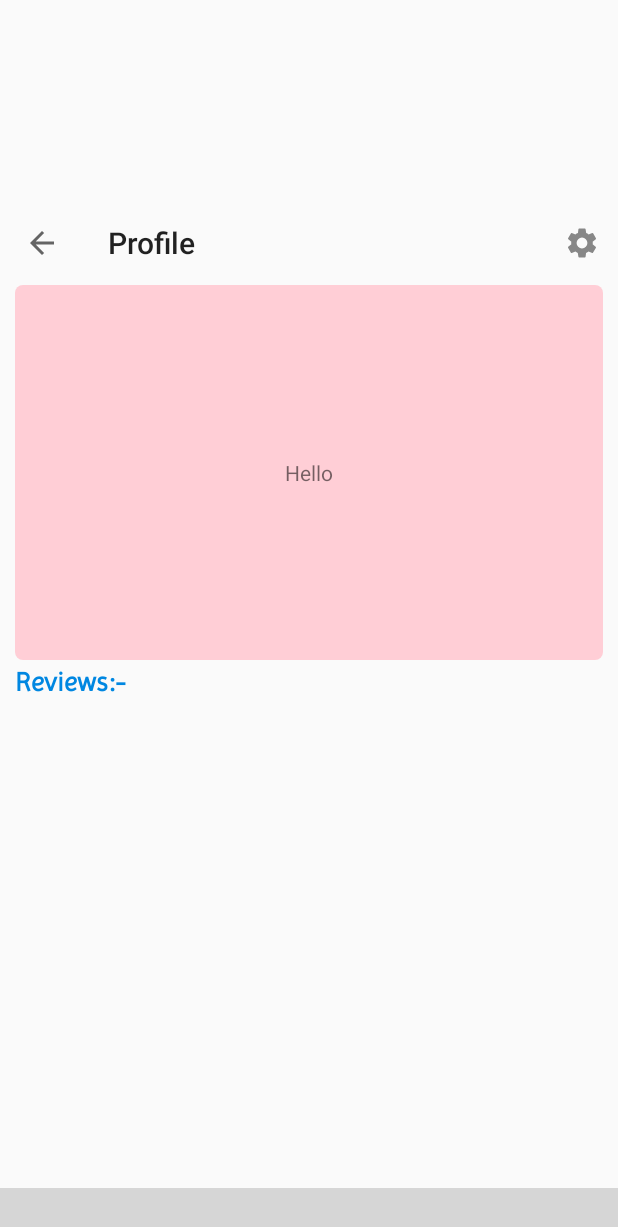
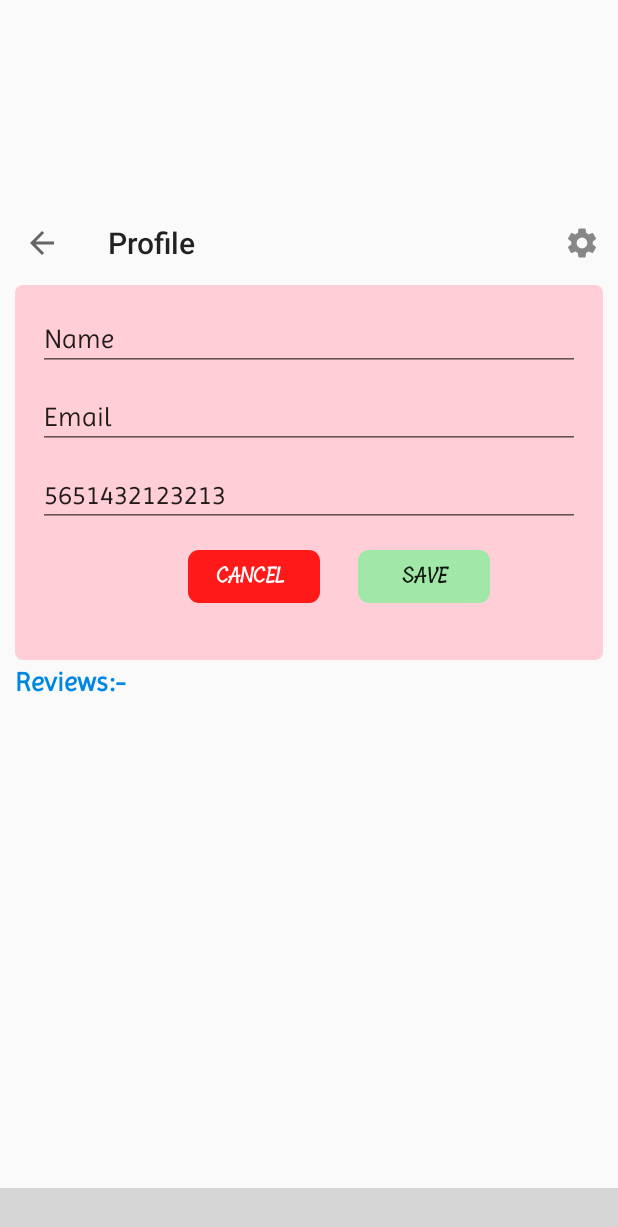
Before and after one commit to abhinendra23/Scan2Equip-Mechanic, an Android app: the fragment ProfileFragment placed in its activity, after a tap on "EDIT DETAILS", on a phone screen of 412 x 824 dp. Shown: the top 1227 px of the screen. Run offline under Robolectric (Android 15) with nearby library versions, the phone set to English and light mode, and no system bars; our stand-ins replace CircleImageView, Firebase (no records; nobody signed in at launch, a user with empty details on screens opened directly), Picasso, paging; libraries missing offline, so code that uses them is left out: androidx.paging, com.etebarian.meowbottomnavigation, com.firebase.ui; plain views replace MeowBottomNavigation; pictures from the network do not load; 17 statements that could not run were skipped; grey boxes are pictures that could not be loaded.

Commit message:
Edit profile

```diff
--- a/app/src/main/java/com/example/mechanic/fragments/ProfileFragment.java
+++ b/app/src/main/java/com/example/mechanic/fragments/ProfileFragment.java
@@ -21,6 +21,7 @@ import android.view.MenuItem;
 import android.view.View;
 import android.view.ViewGroup;
 import android.widget.Button;
+import android.widget.EditText;
 import android.widget.ImageView;
 import android.widget.TextView;
 
@@ -88,6 +89,9 @@ public class ProfileFragment extends Fragment {
     FirebaseDatabase firebaseDatabase;
     LinearLayoutManager HorizontalLayout;
 
+    EditText nameEt,emailEt;
+    Button save,cancel;
+
     private Toolbar mTopToolbar;
     public ProfileFragment() {
         // Required empty public constructor
@@ -110,6 +114,10 @@ public class ProfileFragment extends Fragment {
         editButton = view.findViewById(R.id.edit_button);
         profileLayout = view.findViewById(R.id.profile_layout);
         profileEditLayout = view.findViewById(R.id.profile_edit_layout);
+        nameEt = view.findViewById(R.id.edit_profile_name);
+        emailEt = view.findViewById(R.id.edit_profile_email);
+        save = view.findViewById(R.id.save_edit_profile);
+        cancel = view.findViewById(R.id.cancel_edit_profile);
 
 //        int distance = 8;
 //        float scale = getActivity().getResources().getDisplayMetrics().density;
@@ -234,6 +242,42 @@ public class ProfileFragment extends Fragment {
         recyclerView_machine.setAdapter(reviewAdapter);
         reviewAdapter.startListening();
 
+        cancel.setOnClickListener(new View.OnClickListener() {
+            @Override
+            public void onClick(View v) {
+
+                Context context = getActivity().getApplicationContext();
+                AnimatorSet flipOut = (AnimatorSet) AnimatorInflater.loadAnimator(context,R.animator.card_flip_out);
+                AnimatorSet flipIn = (AnimatorSet) AnimatorInflater.loadAnimator(context,R.animator.card_flip_in);
+                flipIn.addListener(new Animator.AnimatorListener() {
+                    @Override
+                    public void onAnimationStart(Animator animation) {
+                        profileLayout.setVisibility(View.VISIBLE);
+                    }
+
+                    @Override
+                    public void onAnimationEnd(Animator animation) {
+                        profileEditLayout.setVisibility(View.GONE);
+                    }
+
+                    @Override
+                    public void onAnimationCancel(Animator animation) {
+
+                    }
+
+                    @Override
+                    public void onAnimationRepeat(Animator animation) {
+
+                    }
+                });
+                flipOut.setTarget(profileEditLayout);
+                flipIn.setTarget(profileLayout);
+                flipOut.start();
+                flipIn.start();
+
+
+            }
+        });
         return view;
     }
 
--- a/app/src/main/res/layout/fragment_profile.xml
+++ b/app/src/main/res/layout/fragment_profile.xml
@@ -27,14 +27,77 @@
 
                     android:id="@+id/profile_edit_layout">
 
-                    <TextView
-                        android:layout_width="wrap_content"
-                        android:layout_height="wrap_content"
-                        android:text="Hello"
-                        app:layout_constraintBottom_toBottomOf="parent"
-                        app:layout_constraintEnd_toEndOf="parent"
-                        app:layout_constraintStart_toStartOf="parent"
-                        app:layout_constraintTop_toTopOf="parent" />
+
+                    <LinearLayout
+                        android:layout_width="match_parent"
+                        android:layout_height="match_parent"
+                        android:orientation="vertical"
+                        android:padding="15dp"
+                        >
+                       <EditText
+                           android:layout_width="match_parent"
+                           android:layout_height="wrap_content"
+                           android:id="@+id/edit_profile_name"
+                           android:text="Name"
+                           android:fontFamily="@font/imprima"
+                           android:layout_marginBottom="10dp"
+                           />
+                        <EditText
+                            android:layout_width="match_parent"
+                            android:layout_height="wrap_content"
+                            android:id="@+id/edit_profile_email"
+                            android:text="Email"
+                            android:fontFamily="@font/imprima"
+                           android:layout_marginBottom="10dp"
+                            />
+                        <EditText
+                            android:layout_width="match_parent"
+                            android:layout_height="wrap_content"
+                            android:id="@+id/edit_profile_phone"
+                            android:text="5651432123213"
+                            android:fontFamily="@font/imprima"
+                            android:layout_marginBottom="15dp"
+                            />
+                        <LinearLayout
+                            android:layout_width="wrap_content"
+                            android:layout_height="wrap_content"
+                            android:orientation="horizontal"
+                            android:layout_marginLeft="100dp"
+                            >
+                            <Button
+                                android:id="@+id/cancel_edit_profile"
+                                android:layout_width="wrap_content"
+                                android:layout_height="35dp"
+                                android:layout_gravity="center_vertical"
+                                android:layout_marginLeft="0dp"
+                                android:layout_marginRight="10dp"
+                                android:background="@drawable/btn_round_corner"
+                                android:backgroundTint="#FF1919"
+                                android:fontFamily="@font/tillana"
+                                android:textStyle="bold"
+                                android:paddingLeft="5dp"
+                                android:paddingRight="5dp"
+                                android:text="Cancel "
+                                android:textColor="#fff" />
+
+                            <Button
+                                android:id="@+id/save_edit_profile"
+                                android:layout_width="wrap_content"
+                                android:layout_height="35dp"
+                                android:layout_gravity="center_vertical"
+                                android:layout_marginLeft="15dp"
+                                android:layout_marginRight="10dp"
+                                android:background="@drawable/btn_round_corner"
+                                android:backgroundTint="#A1E8A8"
+                                android:fontFamily="@font/tillana"
+                                android:paddingLeft="5dp"
+                                android:paddingRight="5dp"
+                                android:textStyle="bold"
+                                android:text=" save "
+                                android:textColor="#E6000000"></Button>
+                        </LinearLayout>
+
+                    </LinearLayout>
 
                 </androidx.constraintlayout.widget.ConstraintLayout>
                 <androidx.constraintlayout.widget.ConstraintLayout
@@ -107,6 +170,7 @@
                         app:layout_constraintTop_toTopOf="@+id/profile_layout"
                         app:layout_constraintVertical_bias="0.367" />
 
+
                     <TextView
                         android:id="@+id/sm_profile_name"
                         android:layout_width="wrap_content"
```
